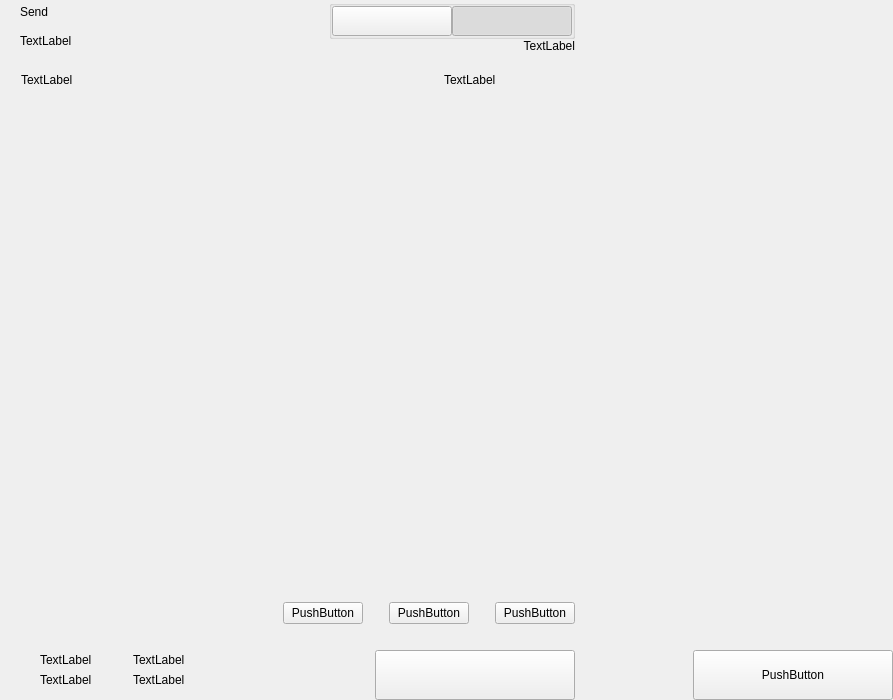
The window that src/qt/oro/forms/send.ui (ORO-mlm/ORO-Core) describes before a commit, drawn with Qt 5.
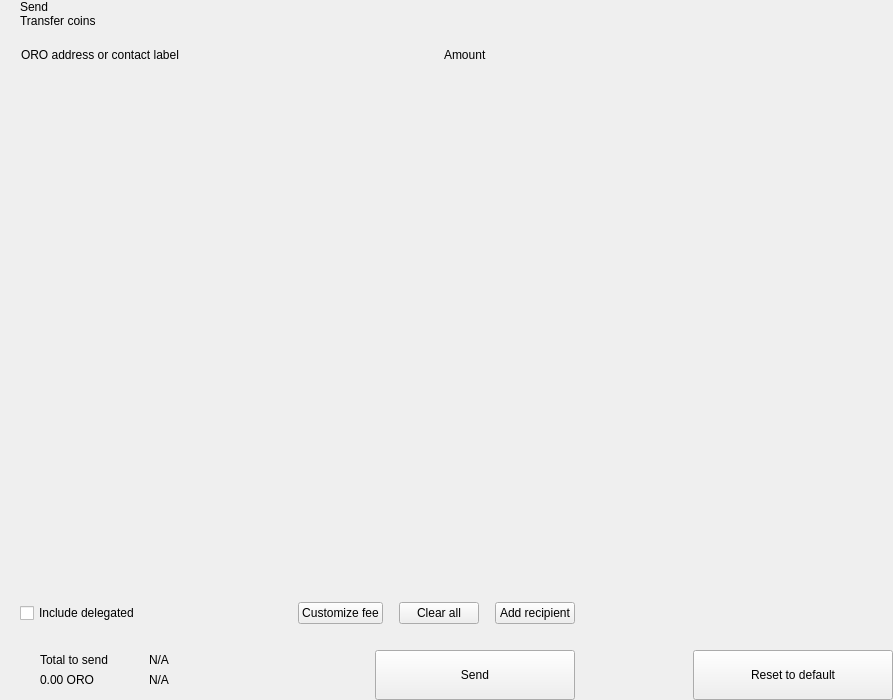
The same window after the commit. Custom widgets are drawn as their Qt base class.

The edit to the form file:
```diff
--- a/src/qt/oro/forms/send.ui
+++ b/src/qt/oro/forms/send.ui
@@ -66,7 +66,7 @@
           <item>
            <layout class="QVBoxLayout" name="verticalLayout">
             <property name="spacing">
-             <number>5</number>
+             <number>0</number>
             </property>
             <item>
              <widget class="QLabel" name="labelTitle">
@@ -81,7 +81,7 @@
             <item>
              <widget class="QLabel" name="labelSubtitle1">
               <property name="text">
-               <string>TextLabel</string>
+               <string>Transfer coins</string>
               </property>
              </widget>
             </item>
@@ -100,18 +100,18 @@
             </property>
            </spacer>
           </item>
-          <item>
+          <!-- <item>
            <layout class="QVBoxLayout" name="verticalLayout_6">
             <property name="spacing">
-             <number>0</number>
+             <number>3</number>
             </property>
-            <item>
+            <item alignment="Qt::AlignHCenter">
              <widget class="QGroupBox" name="groupBox">
               <property name="title">
                <string/>
               </property>
               <property name="alignment">
-               <set>Qt::AlignLeading|Qt::AlignLeft|Qt::AlignTop</set>
+               <set>Qt::AlignCenter</set>
               </property>
               <layout class="QHBoxLayout" name="horizontalLayout_4">
                <property name="spacing">
@@ -147,7 +147,7 @@
                   <enum>Qt::NoFocus</enum>
                  </property>
                  <property name="text">
-                  <string/>
+                  <string>Transparent</string>
                  </property>
                  <property name="checkable">
                   <bool>true</bool>
@@ -175,7 +175,7 @@
                   <enum>Qt::NoFocus</enum>
                  </property>
                  <property name="text">
-                  <string/>
+                  <string>Shielded</string>
                  </property>
                  <property name="checkable">
                   <bool>true</bool>
@@ -191,18 +191,21 @@
               </layout>
              </widget>
             </item>
-            <item>
+            <item alignment="Qt::AlignHCenter|Qt::AlignTop">
              <widget class="QLabel" name="labelSubtitle2">
               <property name="text">
-               <string>TextLabel</string>
+               <string>Select which coins to spend</string>
               </property>
               <property name="alignment">
-               <set>Qt::AlignRight|Qt::AlignTrailing|Qt::AlignVCenter</set>
+               <set>Qt::AlignCenter</set>
+              </property>
+              <property name="indent">
+               <number>0</number>
               </property>
              </widget>
             </item>
            </layout>
-          </item>
+          </item> -->
          </layout>
         </item>
         <item>
@@ -244,7 +247,7 @@
              <string notr="true">margin-left:8px;</string>
             </property>
             <property name="text">
-             <string>TextLabel</string>
+             <string>ORO address or contact label</string>
             </property>
            </widget>
           </item>
@@ -267,7 +270,7 @@
           <item>
            <widget class="QLabel" name="labelSubtitleAmount">
             <property name="text">
-             <string>TextLabel</string>
+             <string>Amount</string>
             </property>
            </widget>
           </item>
@@ -366,9 +369,22 @@
           <property name="spacing">
            <number>6</number>
           </property>
+          <property name="leftMargin">
+           <number>20</number>
+          </property>
           <property name="rightMargin">
            <number>20</number>
           </property>
+          <item>
+           <widget class="QCheckBox" name="checkBoxDelegations">
+            <property name="layoutDirection">
+             <enum>Qt::LeftToRight</enum>
+            </property>
+            <property name="text">
+             <string>Include delegated</string>
+            </property>
+           </widget>
+          </item>
           <item>
            <spacer name="horizontalSpacer_4">
             <property name="orientation">
@@ -376,7 +392,7 @@
             </property>
             <property name="sizeHint" stdset="0">
              <size>
-              <width>40</width>
+              <width>10</width>
               <height>20</height>
              </size>
             </property>
@@ -388,7 +404,7 @@
              <enum>Qt::NoFocus</enum>
             </property>
             <property name="text">
-             <string>PushButton</string>
+             <string>Customize fee</string>
             </property>
            </widget>
           </item>
@@ -402,7 +418,7 @@
             </property>
             <property name="sizeHint" stdset="0">
              <size>
-              <width>20</width>
+              <width>10</width>
               <height>20</height>
              </size>
             </property>
@@ -417,7 +433,7 @@
              <enum>Qt::RightToLeft</enum>
             </property>
             <property name="text">
-             <string>PushButton</string>
+             <string>Clear all</string>
             </property>
            </widget>
           </item>
@@ -431,7 +447,7 @@
             </property>
             <property name="sizeHint" stdset="0">
              <size>
-              <width>20</width>
+              <width>10</width>
               <height>20</height>
              </size>
             </property>
@@ -443,7 +459,7 @@
              <enum>Qt::NoFocus</enum>
             </property>
             <property name="text">
-             <string>PushButton</string>
+             <string>Add recipient</string>
             </property>
            </widget>
           </item>
@@ -547,14 +563,14 @@
                      <item>
                       <widget class="QLabel" name="labelTitleTotalSend">
                        <property name="text">
-                        <string>TextLabel</string>
+                        <string>Total to send</string>
                        </property>
                       </widget>
                      </item>
                      <item>
                       <widget class="QLabel" name="labelAmountSend">
                        <property name="text">
-                        <string>TextLabel</string>
+                        <string notr="true">0.00 ORO</string>
                        </property>
                       </widget>
                      </item>
@@ -619,14 +635,14 @@
                      <item>
                       <widget class="QLabel" name="labelTitleTotalRemaining">
                        <property name="text">
-                        <string>TextLabel</string>
+                        <string notr="true">N/A</string>
                        </property>
                       </widget>
                      </item>
                      <item>
                       <widget class="QLabel" name="labelAmountRemaining">
                        <property name="text">
-                        <string>TextLabel</string>
+                        <string notr="true">N/A</string>
                        </property>
                       </widget>
                      </item>
@@ -676,7 +692,7 @@
              <enum>Qt::NoFocus</enum>
             </property>
             <property name="text">
-             <string/>
+             <string>Send</string>
             </property>
            </widget>
           </item>
@@ -783,7 +799,7 @@
              <enum>Qt::NoFocus</enum>
             </property>
             <property name="text">
-             <string>PushButton</string>
+             <string>Reset to default</string>
             </property>
            </widget>
           </item>
```
Left out of the diff: 16 changed lines with no effect on the pictures.
